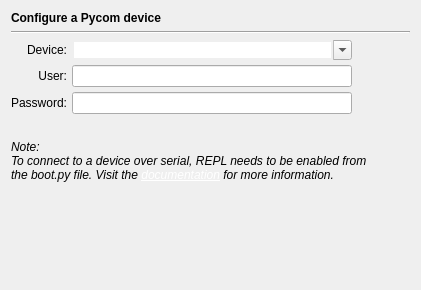
Qt form Plugins/PycomDevice/ConfigurationPage/PycomDevicePage.ui (sg-wireless/Pymakr) before a commit.
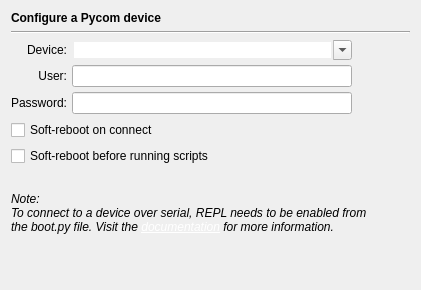
The same form after that commit.

Commit message: Added soft-reboot checkboxes

Diff of the .ui file:
```diff
--- a/Plugins/PycomDevice/ConfigurationPage/PycomDevicePage.ui
+++ b/Plugins/PycomDevice/ConfigurationPage/PycomDevicePage.ui
@@ -122,6 +122,20 @@
      </item>
     </layout>
    </item>
+   <item>
+    <widget class="QCheckBox" name="softRebootConnect">
+     <property name="text">
+      <string>Soft-reboot on connect</string>
+     </property>
+    </widget>
+   </item>
+   <item>
+    <widget class="QCheckBox" name="softRebootScripts">
+     <property name="text">
+      <string>Soft-reboot before running scripts</string>
+     </property>
+    </widget>
+   </item>
    <item>
     <spacer name="horizontalSpacer">
      <property name="orientation">
```
Left out of the diff: 72 changed lines with no effect on the pictures. The commit also changes 4 other files.
